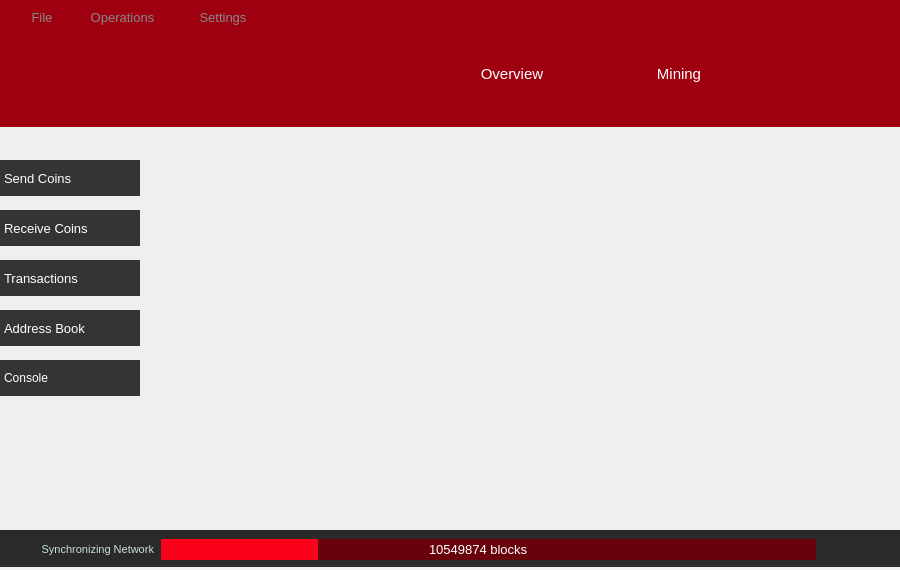
First picture: the form in src/qt/forms/mainwindow.ui, repository AMA-CSharp-Code/Blazecoin_Wallet_Core_V1.5, before the edit.
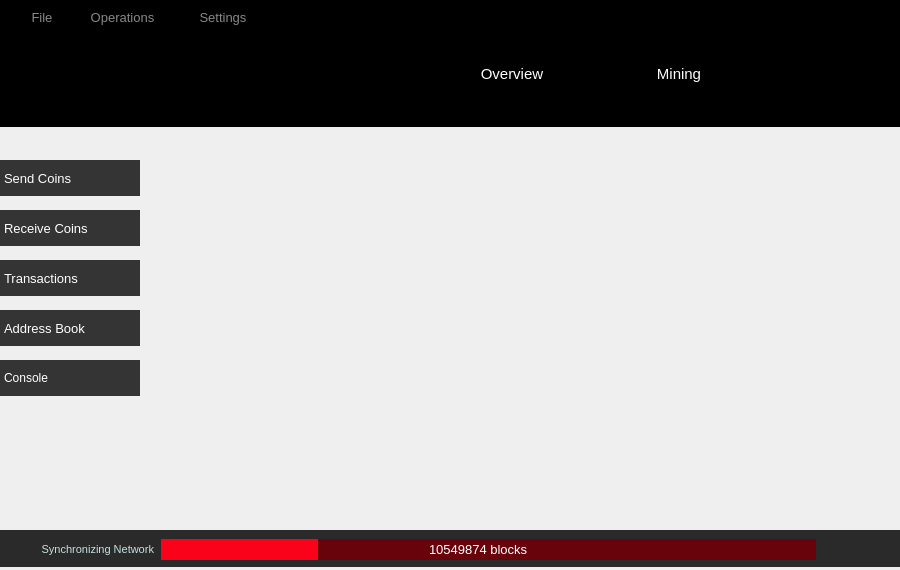
Second picture: the form after the edit. Icons and pictures are not drawn.

Commit message: Qt GUI: Import Wallet feature + logo refresh + console red tweak

The edit to the form file:
```diff
--- a/src/qt/forms/mainwindow.ui
+++ b/src/qt/forms/mainwindow.ui
@@ -463,7 +463,7 @@
     </property>
     <property name="styleSheet">
      <string notr="true">#wHeader {
-	background-color: rgb(158, 0, 15);
+	background-color: rgb(0, 0, 0);
 }
 
 QWidget {
@@ -814,8 +814,8 @@
             <rect>
              <x>-10</x>
              <y>0</y>
-             <width>328</width>
-             <height>80</height>
+             <width>390</width>
+             <height>83</height>
             </rect>
            </property>
            <property name="styleSheet">
```
Left out of the diff: 3 changed lines with no effect on the pictures. The commit also changes 6 other files.
